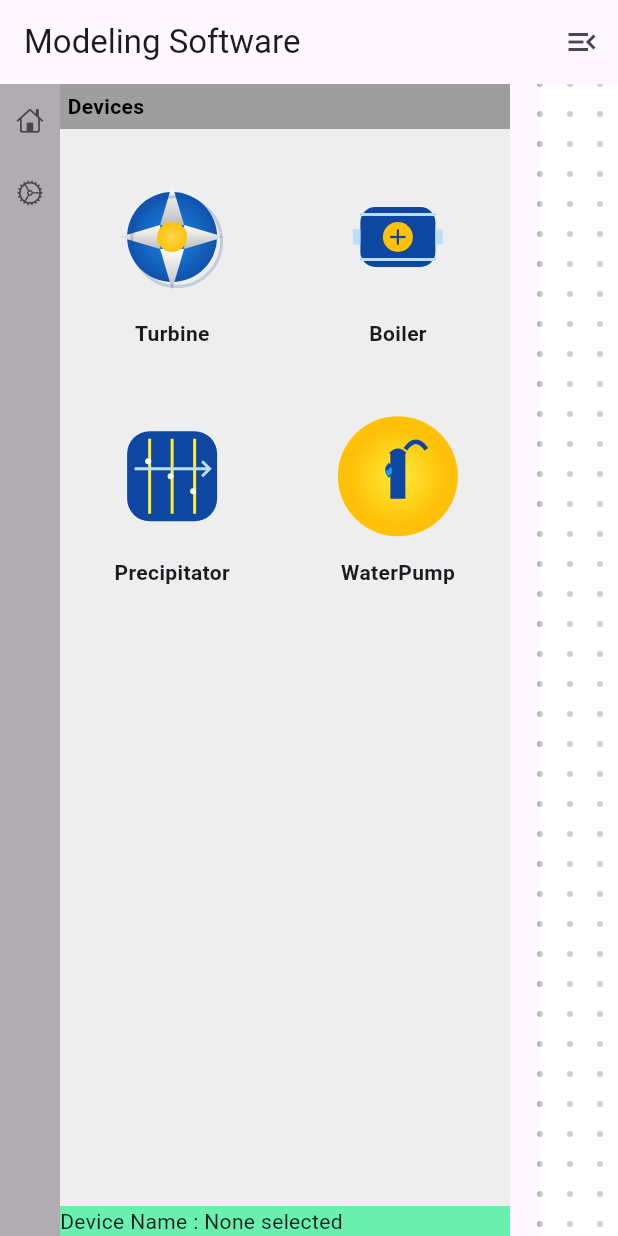
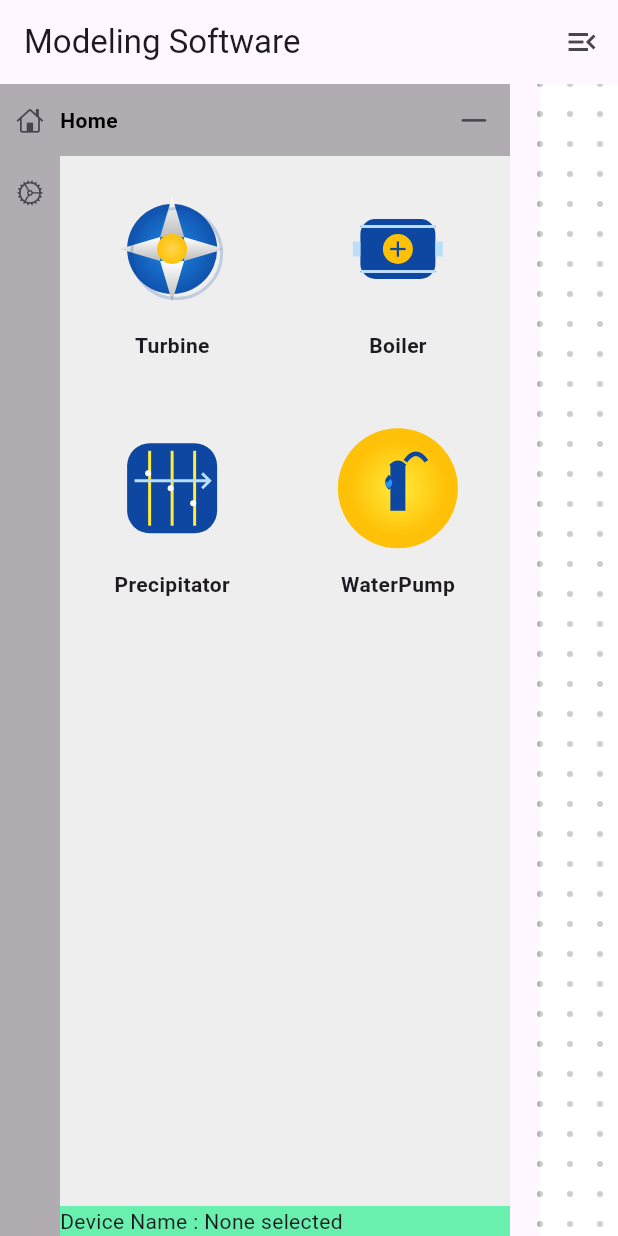
Before and after one commit to TheScriptRailoth/thermo-core, a Flutter app: the screen it shows after launch, after a tap on an icon or button, on a phone screen of 412 x 824 dp. Run offline on Flutter 3.47's test engine with Material 3 defaults, Android fonts, the phone set to English and light mode, and no system bars; our stand-ins replace flutter_svg; missing offline and left inert: flutter_context_menu, menu_bar.

Commit message:
ThermoCore: Updated Sidebar component's panel
Signed-off-by: Ashutosh <am3718440@gmail.com>

```diff
--- a/lib/presentation/pages/home/common.dart
+++ b/lib/presentation/pages/home/common.dart
@@ -44,7 +44,6 @@ class ComponentWidget extends StatefulWidget {
 }
 class _ComponentWidgetState extends State<ComponentWidget> {
   bool _isHoveredIcon = false;
-  bool _isHoveredNode = false;
   Map<String, bool> _hoveredConnectionPoints = {};
 
   @override
--- a/lib/presentation/pages/home/home_screen.dart
+++ b/lib/presentation/pages/home/home_screen.dart
@@ -1,6 +1,7 @@
 import 'dart:ui';
 import 'package:flutter/cupertino.dart';
 import 'package:flutter/material.dart';
+import 'package:flutter/widgets.dart';
 import '../../widgets/SidebarContent/component_panel.dart';
 import 'common.dart';
 
@@ -97,7 +98,28 @@ class _HomeScreenState extends State<HomeScreen> {
                 duration: Duration(milliseconds: 300),
                 curve: Curves.easeInOut,
                 width: isSideBarVisible ? 300 : 0,
-                child: _getSidebarContent(),
+                child: Column(
+                  children: [
+                    Container(
+                      color: Colors.black.withOpacity(0.3),
+                      child: Row(
+                        mainAxisAlignment: MainAxisAlignment.spaceBetween,
+                        children: [
+                          Text(sidebarContent, style: TextStyle(
+                            color: Colors.black,
+                            fontWeight: FontWeight.bold,
+                          ),),
+                          IconButton(onPressed: (){
+                            setState(() {
+                              isSideBarVisible=false;
+                            });
+                          }, icon: Icon(CupertinoIcons.minus))
+                        ],
+                      ),
+                    ),
+                    Expanded(child: _getSidebarContent()),
+                  ],
+                ),
               ),
               SizedBox(width: 20),
               Expanded(
--- a/lib/presentation/widgets/SidebarContent/component_panel.dart
+++ b/lib/presentation/widgets/SidebarContent/component_panel.dart
@@ -36,19 +36,6 @@ class ComponentSidebar extends StatelessWidget {
       color: Colors.grey[200],
       child: Column(
         children: [
-          Container(
-            height: 30,
-            width: 300,
-            color: Colors.grey,
-            child: const Row(
-              mainAxisAlignment: MainAxisAlignment.start,
-              children: [
-                SizedBox(width: 5,),
-                Text("Devices", style: TextStyle(color: Colors.black, fontWeight: FontWeight.bold, fontSize: 14), textAlign: TextAlign.left,),
-              ],
-            ),
-          ),
-          const SizedBox(height: 10,),
           Flexible(
             child: GridView.builder(
               itemCount: components.length,
```
